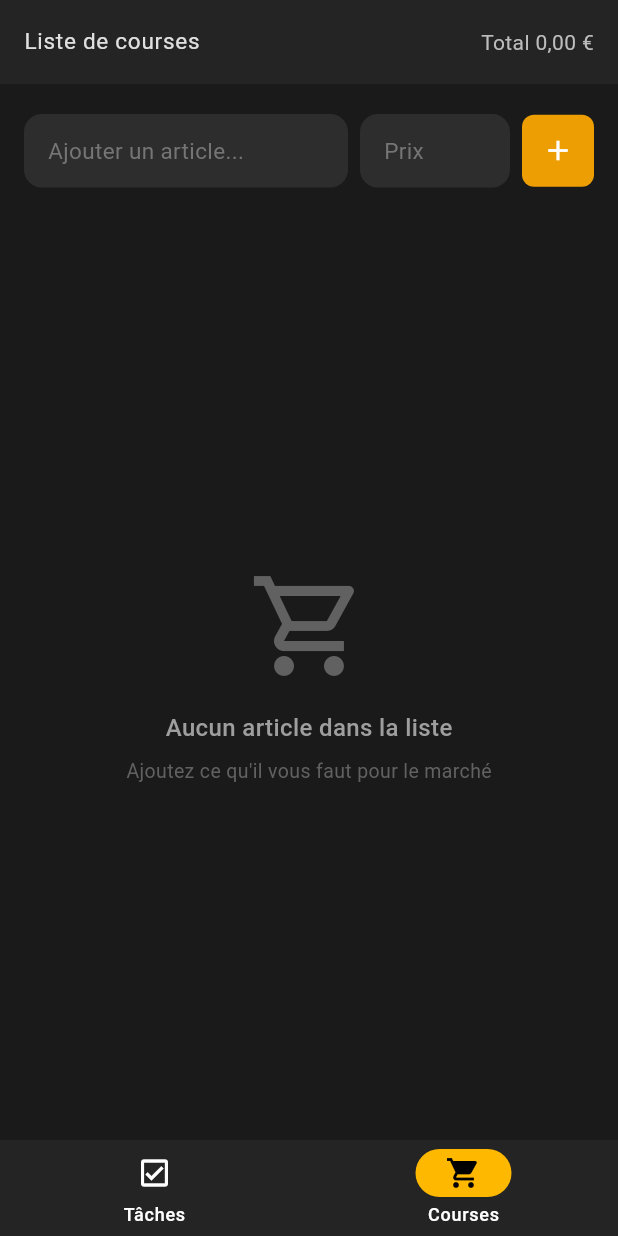
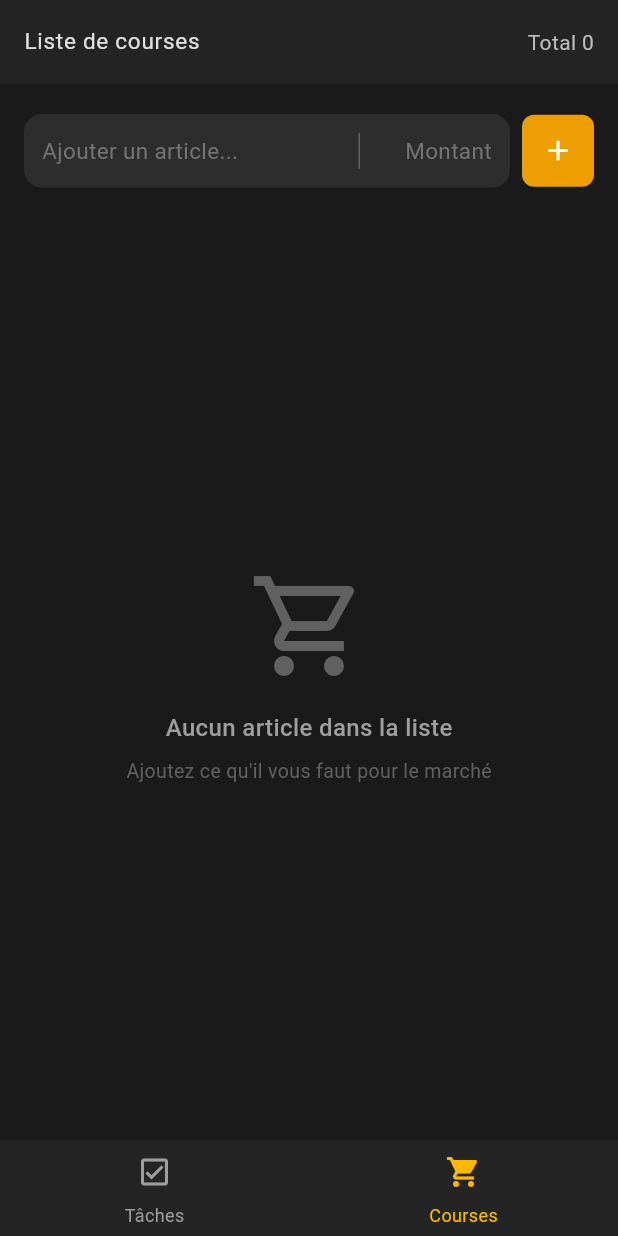
Before and after one commit to Belmine/todo_app, a Flutter app: the screen it shows after launch, item 2 of the bottom bar chosen, after a tap on the "add" icon, on a phone screen of 412 x 824 dp. Run offline on Flutter 3.47's test engine with Material 3 defaults, Android fonts, the phone set to English and light mode, and no system bars; our stand-ins replace shared_preferences.

Commit message:
Courses : montants sans devise et saisie plus lisible
- Retire le symbole euro : les montants s'affichent sans devise
  (FCFA, euro...), avec les décimales seulement si nécessaire
- Renomme « Prix » en « Montant », plus juste sans notion de quantité
- Réunit l'article et le montant dans une seule barre de saisie
- Relit les articles enregistrés avec l'ancien champ estimatedPrice
- Icône corbeille pour retirer les articles achetés
- Onglet actif signalé en orange, sans fond derrière l'icône

Co-Authored-By: Claude Opus 5.5 <noreply@anthropic.com>

```diff
--- a/lib/main.dart
+++ b/lib/main.dart
@@ -32,6 +32,27 @@ class MyApp extends StatelessWidget {
           backgroundColor: Color(0xFF242424),
           elevation: 0,
         ),
+        // Onglet actif : icône et libellé en orange, sans fond derrière l'icône
+        navigationBarTheme: NavigationBarThemeData(
+          backgroundColor: const Color(0xFF242424),
+          indicatorColor: Colors.transparent,
+          height: 64,
+          iconTheme: WidgetStateProperty.resolveWith(
+            (states) => IconThemeData(
+              color: states.contains(WidgetState.selected)
+                  ? const Color(0xFFFFB800)
+                  : Colors.grey[500],
+            ),
+          ),
+          labelTextStyle: WidgetStateProperty.resolveWith(
+            (states) => TextStyle(
+              fontSize: 12,
+              color: states.contains(WidgetState.selected)
+                  ? const Color(0xFFFFB800)
+                  : Colors.grey[500],
+            ),
+          ),
+        ),
       ),
       themeMode: ThemeMode.dark,
       home: const HomePage(),
@@ -64,9 +85,6 @@ class _HomePageState extends State<HomePage> {
       bottomNavigationBar: NavigationBar(
         selectedIndex: _currentIndex,
         onDestinationSelected: (index) => setState(() => _currentIndex = index),
-        backgroundColor: const Color(0xFF242424),
-        indicatorColor: const Color(0xFFFFB800),
-        height: 64,
         destinations: const [
           NavigationDestination(
             icon: Icon(Icons.check_box_outlined),
--- a/lib/models/shopping_item.dart
+++ b/lib/models/shopping_item.dart
@@ -1,14 +1,14 @@
 class ShoppingItem {
   final String id;
   final String name;
-  final double estimatedPrice;
+  final double estimatedAmount;
   bool isBought;
   final DateTime createdAt;
 
   ShoppingItem({
     required this.id,
     required this.name,
-    required this.estimatedPrice,
+    required this.estimatedAmount,
     this.isBought = false,
     required this.createdAt,
   });
@@ -18,7 +18,7 @@ class ShoppingItem {
     return {
       'id': id,
       'name': name,
-      'estimatedPrice': estimatedPrice,
+      'estimatedAmount': estimatedAmount,
       'isBought': isBought,
       'createdAt': createdAt.toIso8601String(),
     };
@@ -29,7 +29,9 @@ class ShoppingItem {
     return ShoppingItem(
       id: json['id'] as String,
       name: json['name'] as String,
-      estimatedPrice: (json['estimatedPrice'] as num).toDouble(),
+      // Les articles enregistrés avant le renommage utilisent 'estimatedPrice'
+      estimatedAmount:
+          ((json['estimatedAmount'] ?? json['estimatedPrice']) as num).toDouble(),
       isBought: json['isBought'] as bool,
       createdAt: DateTime.parse(json['createdAt'] as String),
     );
--- a/lib/pages/shopping_list_page.dart
+++ b/lib/pages/shopping_list_page.dart
@@ -14,11 +14,11 @@ class ShoppingListPage extends StatefulWidget {
 class _ShoppingListPageState extends State<ShoppingListPage> {
   final ShoppingService _shoppingService = ShoppingService();
   final TextEditingController _nameController = TextEditingController();
-  final TextEditingController _priceController = TextEditingController();
+  final TextEditingController _amountController = TextEditingController();
   final FocusNode _nameFocusNode = FocusNode();
-  final FocusNode _priceFocusNode = FocusNode();
-  final NumberFormat _priceFormat =
-      NumberFormat.currency(locale: 'fr_FR', symbol: '€');
+  final FocusNode _amountFocusNode = FocusNode();
+  final NumberFormat _wholeAmountFormat = NumberFormat('#,##0', 'fr_FR');
+  final NumberFormat _decimalAmountFormat = NumberFormat('#,##0.00', 'fr_FR');
   List<ShoppingItem> _items = [];
   bool _isLoading = true;
 
@@ -41,25 +41,34 @@ class _ShoppingListPageState extends State<ShoppingListPage> {
     await _shoppingService.saveItems(_items);
   }
 
+  // Aucune devise affichée : selon l'utilisateur ce sont des euros, des FCFA...
+  // Les décimales n'apparaissent que si le montant en a.
+  String _formatAmount(double amount) {
+    final format = amount == amount.roundToDouble()
+        ? _wholeAmountFormat
+        : _decimalAmountFormat;
+    return format.format(amount);
+  }
+
   void _addItem() {
     final name = _nameController.text.trim();
     if (name.isEmpty) return;
 
-    // Accepter la virgule comme séparateur décimal, un prix vide vaut 0
-    final priceText = _priceController.text.trim().replaceAll(',', '.');
-    final price = priceText.isEmpty ? 0.0 : double.tryParse(priceText);
-    if (price == null) return;
+    // Accepter la virgule comme séparateur décimal, un montant vide vaut 0
+    final amountText = _amountController.text.trim().replaceAll(',', '.');
+    final amount = amountText.isEmpty ? 0.0 : double.tryParse(amountText);
+    if (amount == null) return;
 
     setState(() {
       _items.add(ShoppingItem(
         id: DateTime.now().millisecondsSinceEpoch.toString(),
         name: name,
-        estimatedPrice: price,
+        estimatedAmount: amount,
         createdAt: DateTime.now(),
       ));
     });
     _nameController.clear();
-    _priceController.clear();
+    _amountController.clear();
     _nameFocusNode.requestFocus();
     _saveItems();
   }
@@ -86,6 +95,7 @@ class _ShoppingListPageState extends State<ShoppingListPage> {
     _saveItems();
   }
 
+  // Champs sans fond ni bordure : c'est la barre qui les contient qui est stylée
   InputDecoration _inputDecoration(String hintText) {
     return InputDecoration(
       hintText: hintText,
@@ -93,31 +103,26 @@ class _ShoppingListPageState extends State<ShoppingListPage> {
         color: Colors.grey[600],
         fontSize: 15,
       ),
-      border: OutlineInputBorder(
-        borderRadius: BorderRadius.circular(12),
-        borderSide: BorderSide.none,
-      ),
+      border: InputBorder.none,
       contentPadding: const EdgeInsets.symmetric(
         horizontal: 12,
         vertical: 14,
       ),
-      filled: true,
-      fillColor: const Color(0xFF2D2D2D),
     );
   }
 
   @override
   void dispose() {
     _nameController.dispose();
-    _priceController.dispose();
+    _amountController.dispose();
     _nameFocusNode.dispose();
-    _priceFocusNode.dispose();
+    _amountFocusNode.dispose();
     super.dispose();
   }
 
   @override
   Widget build(BuildContext context) {
-    final total = _items.fold<double>(0, (sum, item) => sum + item.estimatedPrice);
+    final total = _items.fold<double>(0, (sum, item) => sum + item.estimatedAmount);
     final hasBoughtItems = _items.any((item) => item.isBought);
 
     return Scaffold(
@@ -134,7 +139,7 @@ class _ShoppingListPageState extends State<ShoppingListPage> {
         actions: [
           if (hasBoughtItems)
             IconButton(
-              icon: const Icon(Icons.remove_done),
+              icon: const Icon(Icons.delete_sweep_outlined),
               color: Colors.grey[400],
               iconSize: 20,
               tooltip: 'Retirer les articles achetés',
@@ -144,7 +149,7 @@ class _ShoppingListPageState extends State<ShoppingListPage> {
             padding: const EdgeInsets.symmetric(horizontal: 16),
             child: Center(
               child: Text(
-                'Total ${_priceFormat.format(total)}',
+                'Total ${_formatAmount(total)}',
                 style: Theme.of(context).textTheme.bodyMedium?.copyWith(
                   color: Colors.grey[400],
                   fontSize: 14,
@@ -160,9 +165,17 @@ class _ShoppingListPageState extends State<ShoppingListPage> {
               children: [
                 const SizedBox(height: 12),
 
-                // Formulaire d'ajout d'article
+                // Formulaire d'ajout : article et montant dans une seule barre
                 Padding(
                   padding: const EdgeInsets.symmetric(horizontal: 16, vertical: 8),
+                  child: Row(
+                    children: [
+                      Expanded(
+                        child: Container(
+                          decoration: BoxDecoration(
+                            color: const Color(0xFF2D2D2D),
+                            borderRadius: BorderRadius.circular(12),
+                          ),
                           child: Row(
                             children: [
                               Expanded(
@@ -172,23 +185,32 @@ class _ShoppingListPageState extends State<ShoppingListPage> {
                                   style: Theme.of(context).textTheme.bodyMedium,
                                   textInputAction: TextInputAction.next,
                                   decoration: _inputDecoration('Ajouter un article...'),
-                          onSubmitted: (_) => _priceFocusNode.requestFocus(),
+                                  onSubmitted: (_) => _amountFocusNode.requestFocus(),
                                 ),
                               ),
-                      const SizedBox(width: 8),
+                              Container(
+                                width: 1,
+                                height: 24,
+                                color: Colors.grey[700],
+                              ),
                               SizedBox(
                                 width: 100,
                                 child: TextField(
-                          controller: _priceController,
-                          focusNode: _priceFocusNode,
+                                  controller: _amountController,
+                                  focusNode: _amountFocusNode,
                                   style: Theme.of(context).textTheme.bodyMedium,
+                                  textAlign: TextAlign.right,
                                   keyboardType: const TextInputType.numberWithOptions(decimal: true),
                                   inputFormatters: [
                                     FilteringTextInputFormatter.allow(RegExp(r'[0-9.,]')),
                                   ],
                                   textInputAction: TextInputAction.done,
-                          decoration: _inputDecoration('Prix').copyWith(suffixText: '€'),
+                                  decoration: _inputDecoration('Montant'),
                                   onSubmitted: (_) => _addItem(),
+                                ),
+                              ),
+                            ],
+                          ),
                         ),
                       ),
                       const SizedBox(width: 8),
@@ -286,7 +308,7 @@ class _ShoppingListPageState extends State<ShoppingListPage> {
                                   ),
                                   const SizedBox(width: 8),
                                   Text(
-                                    _priceFormat.format(item.estimatedPrice),
+                                    _formatAmount(item.estimatedAmount),
                                     style: TextStyle(
                                       fontSize: 14,
                                       decoration: item.isBought
```
Also changed, not shown: 1 other file. Lines whose indentation alone changed are shown as unchanged.
